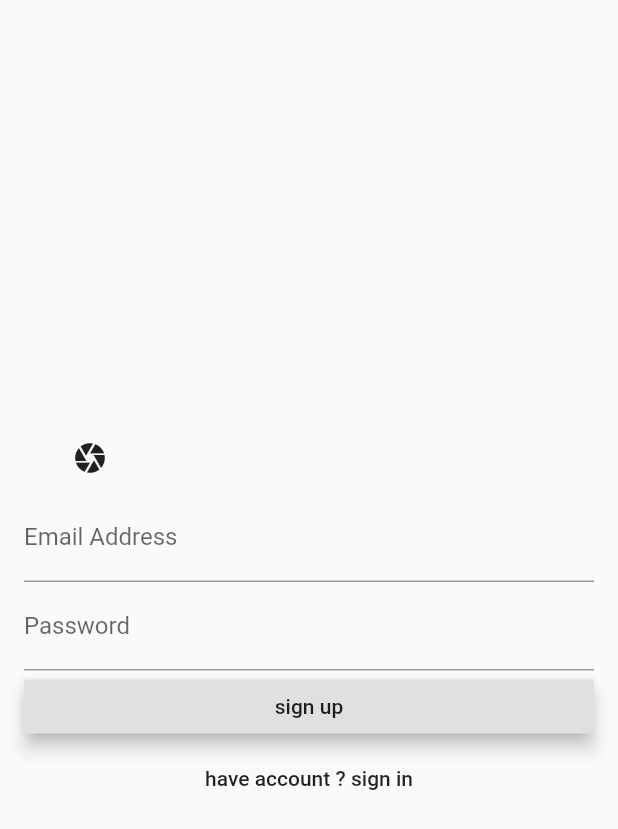
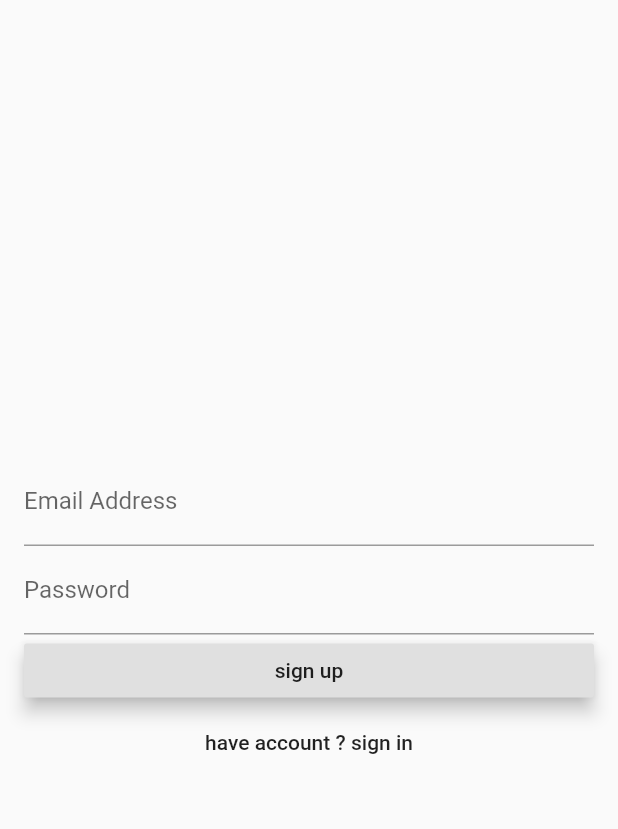
Before and after one commit to kellany2016/KIKCHAt, a Flutter app: the screen it shows after launch, after a tap on "Register", on a phone screen of 412 x 824 dp. Shown: the top 829 px of the screen. Run offline on Flutter 3.47's test engine with Material 2 defaults, Android fonts, the phone set to English and light mode, and no system bars; our stand-ins replace firebase_auth; accounts and stored records are empty; network calls fail.

Commit message:
Hello to KIK chat

```diff
--- a/lib/screens/loginScreen.dart
+++ b/lib/screens/loginScreen.dart
@@ -1,7 +1,6 @@
 import 'package:flutter/material.dart';
 import 'package:kik_chat/auth.dart';
 import 'package:kik_chat/screens/friendsList.dart';
-import 'package:kik_chat/screens/Photographia.dart';
 
 class LoginScreen extends StatefulWidget {
   final BaseAuth auth = new Auth();
@@ -112,16 +111,15 @@ class _LoginScreenState extends State<LoginScreen> {
     }
     else {
       return [
-        Row(
-          children: <Widget>[
-            FlatButton(
-              onPressed: ()=>  Navigator.push(
-                  context, MaterialPageRoute(builder: (context) => Photographia())),
-              child: Icon(Icons.camera),
-
-            ),
-          ],
-        ),
+//        Row(
+//          children: <Widget>[
+//            FlatButton(
+//              child: Icon(Icons.camera),
+//              onPressed: ()=>  Navigator.push(
+//                  context, MaterialPageRoute(builder: (context) => Photographia())),
+//            ),
+//          ],
+//        ),
         TextFormField(
           keyboardType: TextInputType.emailAddress,
           onSaved: (value) => email = value,
--- a/pubspec.yaml
+++ b/pubspec.yaml
@@ -26,10 +26,7 @@ dependencies:
   cloud_firestore: ^0.12.9+4
   firebase_auth: ^0.14.0+5
   firebase_core: ^0.4.0+9
-  firebase_storage: ^3.0.6
-  image_picker: ^0.6.1+4
-  image_cropper: ^1.1.0
-  file: ^5.0.10
+
 
 dev_dependencies:
   flutter_test:
```
Also changed, not shown: lib/screens/Photographia.dart (deleted, +0 -58 lines), pubspec.lock, 3 other files.
